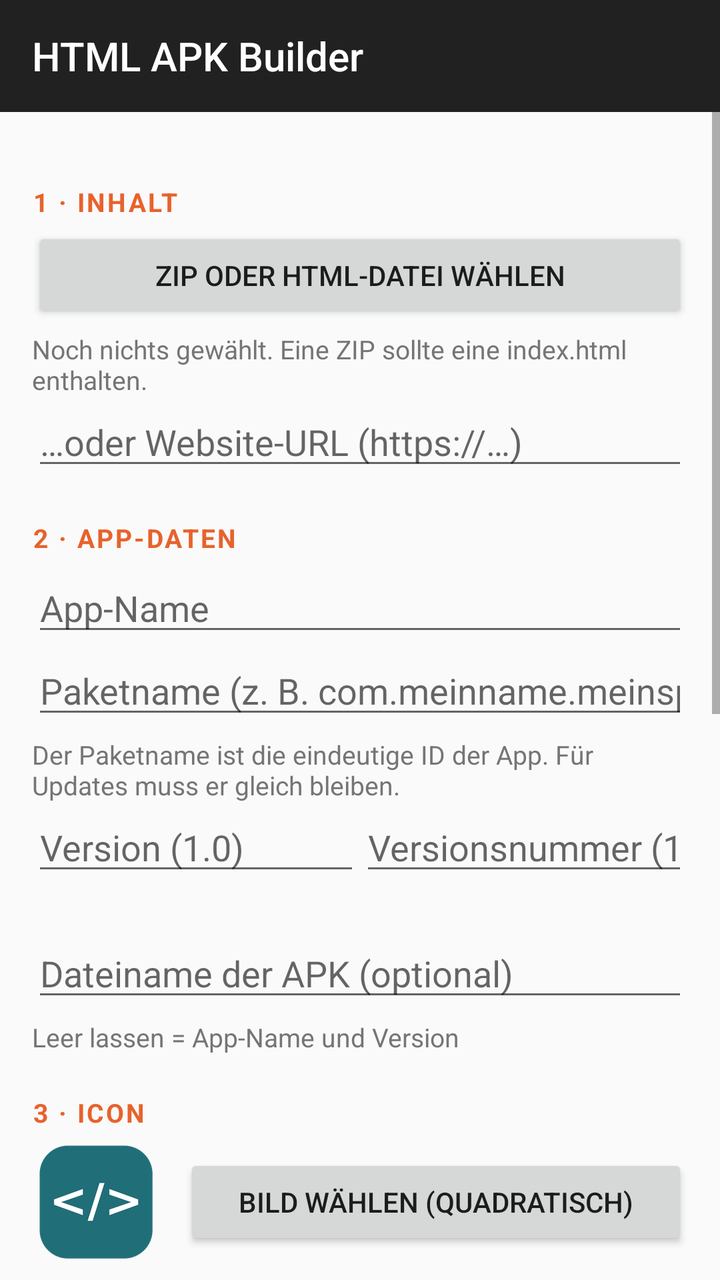
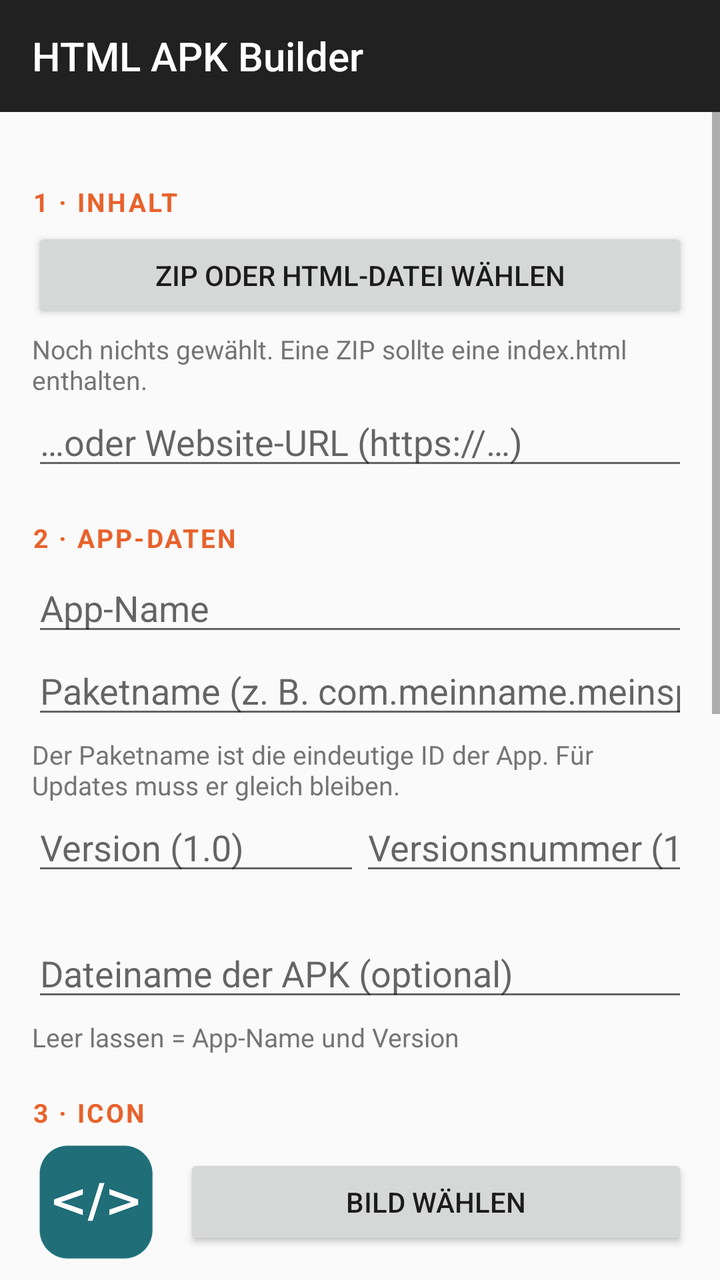

An Android layout rendered at two revisions. The XML below is the earlier revision; the diff shows what the commit changed to produce the second picture.
<!-- AndroidManifest.xml: application theme AppTheme -->
<!-- res/layout/activity_main.xml -->
<?xml version="1.0" encoding="utf-8"?>
<LinearLayout xmlns:android="http://schemas.android.com/apk/res/android"
    android:id="@+id/root"
    android:layout_width="match_parent"
    android:layout_height="match_parent"
    android:background="#212121"
    android:orientation="vertical">

    <Toolbar
        android:id="@+id/toolbar"
        android:layout_width="match_parent"
        android:layout_height="56dp"
        android:background="#212121"
        android:theme="@android:style/ThemeOverlay.Material.Dark.ActionBar"
        android:popupTheme="@android:style/ThemeOverlay.Material.Light"
        android:title="HTML APK Builder"
        android:titleTextColor="#FFFFFF" />

<ScrollView
    android:id="@+id/scroll"
    android:layout_width="match_parent"
    android:layout_height="0dp"
    android:layout_weight="1"
    android:background="#FAFAFA"
    android:fillViewport="true">

    <LinearLayout
        android:layout_width="match_parent"
        android:layout_height="wrap_content"
        android:orientation="vertical"
        android:padding="16dp">

        
        <TextView style="@style/Section" android:text="1 · Inhalt" />

        <Button
            android:id="@+id/btnPickContent"
            android:layout_width="match_parent"
            android:layout_height="wrap_content"
            android:text="ZIP oder HTML-Datei wählen" />

        <TextView
            android:id="@+id/txtContent"
            style="@style/Hint"
            android:text="Noch nichts gewählt. Eine ZIP sollte eine index.html enthalten." />

        <EditText
            android:id="@+id/editUrl"
            android:layout_width="match_parent"
            android:layout_height="wrap_content"
            android:hint="…oder Website-URL (https://…)"
            android:inputType="textUri"
            android:importantForAutofill="no" />

        
        <TextView style="@style/Section" android:text="2 · App-Daten" />

        <EditText
            android:id="@+id/editName"
            android:layout_width="match_parent"
            android:layout_height="wrap_content"
            android:hint="App-Name"
            android:inputType="textCapSentences"
            android:importantForAutofill="no" />

        <EditText
            android:id="@+id/editPackage"
            android:layout_width="match_parent"
            android:layout_height="wrap_content"
            android:hint="Paketname (z. B. com.meinname.meinspiel)"
            android:inputType="textNoSuggestions"
            android:importantForAutofill="no" />

        <TextView
            style="@style/Hint"
            android:text="Der Paketname ist die eindeutige ID der App. Für Updates muss er gleich bleiben." />

        <LinearLayout
            android:layout_width="match_parent"
            android:layout_height="wrap_content"
            android:orientation="horizontal">

            <EditText
                android:id="@+id/editVersionName"
                android:layout_width="0dp"
                android:layout_height="wrap_content"
                android:layout_weight="1"
                android:hint="Version (1.0)"
                android:inputType="text"
                android:importantForAutofill="no" />

            <EditText
                android:id="@+id/editVersionCode"
                android:layout_width="0dp"
                android:layout_height="wrap_content"
                android:layout_weight="1"
                android:hint="Versionsnummer (1)"
                android:inputType="number"
                android:importantForAutofill="no" />
        </LinearLayout>

        <TextView
            android:id="@+id/txtVersion"
            style="@style/Hint"
            android:text="" />

        <EditText
            android:id="@+id/editFileName"
            android:layout_width="match_parent"
            android:layout_height="wrap_content"
            android:hint="Dateiname der APK (optional)"
            android:inputType="textNoSuggestions"
            android:importantForAutofill="no" />

        <TextView
            android:id="@+id/txtFileName"
            style="@style/Hint"
            android:text="Leer lassen = App-Name und Version" />

        
        <TextView style="@style/Section" android:text="3 · Icon" />

        <LinearLayout
            android:layout_width="match_parent"
            android:layout_height="wrap_content"
            android:gravity="center_vertical"
            android:orientation="horizontal">

            <ImageView
                android:id="@+id/imgIcon"
                android:layout_width="64dp"
                android:layout_height="64dp"
                android:layout_marginEnd="12dp"
                android:contentDescription="Icon-Vorschau"
                android:scaleType="fitCenter"
                android:src="@drawable/default_app_icon" />

            <Button
                android:id="@+id/btnPickIcon"
                android:layout_width="0dp"
                android:layout_height="wrap_content"
                android:layout_weight="1"
                android:text="Bild wählen (quadratisch)" />
        </LinearLayout>

        <TextView
            android:id="@+id/txtIcon"
            style="@style/Hint"
            android:text="Ohne Auswahl bekommt die App das Standard-Icon." />

        
        <TextView style="@style/Section" android:text="4 · Optionen" />

        <CheckBox
            android:id="@+id/chkFullscreen"
            android:layout_width="wrap_content"
            android:layout_height="wrap_content"
            android:text="Vollbild (Statusleiste ausblenden)" />

        <CheckBox
            android:id="@+id/chkZoom"
            android:layout_width="wrap_content"
            android:layout_height="wrap_content"
            android:text="Zoomen mit zwei Fingern erlauben" />

        <CheckBox
            android:id="@+id/chkKeepScreenOn"
            android:layout_width="wrap_content"
            android:layout_height="wrap_content"
            android:text="Bildschirm nicht automatisch ausschalten" />

        <LinearLayout
            android:layout_width="match_parent"
            android:layout_height="wrap_content"
            android:gravity="center_vertical"
            android:orientation="horizontal">

            <TextView
                android:layout_width="wrap_content"
                android:layout_height="wrap_content"
                android:text="Ausrichtung:" />

            <Spinner
                android:id="@+id/spinOrientation"
                android:layout_width="0dp"
                android:layout_height="wrap_content"
                android:layout_weight="1" />
        </LinearLayout>

        
        <TextView style="@style/Section" android:text="5 · Berechtigungen" />

        <CheckBox
            android:id="@+id/chkPermInternet"
            android:layout_width="wrap_content"
            android:layout_height="wrap_content"
            android:text="Internet / Netzwerk" />
        <CheckBox
            android:id="@+id/chkPermMic"
            android:layout_width="wrap_content"
            android:layout_height="wrap_content"
            android:text="Mikrofon" />
        <CheckBox
            android:id="@+id/chkPermCamera"
            android:layout_width="wrap_content"
            android:layout_height="wrap_content"
            android:text="Kamera" />
        <CheckBox
            android:id="@+id/chkPermLocation"
            android:layout_width="wrap_content"
            android:layout_height="wrap_content"
            android:text="Standort" />
        <CheckBox
            android:id="@+id/chkPermVibrate"
            android:layout_width="wrap_content"
            android:layout_height="wrap_content"
            android:text="Vibration" />

        <TextView
            style="@style/Hint"
            android:text="Die App fragt beim ersten Zugriff aus der Webseite nach (z. B. getUserMedia oder navigator.geolocation). Ohne Internet funktionieren nur die mitgelieferten Dateien." />

        
        <Button
            android:id="@+id/btnBuild"
            android:layout_width="match_parent"
            android:layout_height="56dp"
            android:layout_marginTop="20dp"
            android:backgroundTint="#E8622C"
            android:text="APK bauen"
            android:textColor="#FFFFFF"
            android:textSize="17sp" />

        <ProgressBar
            android:id="@+id/progress"
            style="@android:style/Widget.Material.ProgressBar.Horizontal"
            android:layout_width="match_parent"
            android:layout_height="wrap_content"
            android:indeterminate="true"
            android:visibility="gone" />

        <TextView
            android:id="@+id/txtStatus"
            android:layout_width="match_parent"
            android:layout_height="wrap_content"
            android:layout_marginTop="8dp"
            android:textIsSelectable="true" />

        <LinearLayout
            android:id="@+id/resultButtons"
            android:layout_width="match_parent"
            android:layout_height="wrap_content"
            android:orientation="horizontal"
            android:visibility="gone">

            <Button
                android:id="@+id/btnInstall"
                android:layout_width="0dp"
                android:layout_height="wrap_content"
                android:layout_weight="1"
                android:text="Installieren" />

            <Button
                android:id="@+id/btnSave"
                android:layout_width="0dp"
                android:layout_height="wrap_content"
                android:layout_weight="1"
                android:text="Speichern" />

            <Button
                android:id="@+id/btnShare"
                android:layout_width="0dp"
                android:layout_height="wrap_content"
                android:layout_weight="1"
                android:text="Teilen" />
        </LinearLayout>
    </LinearLayout>
</ScrollView>
</LinearLayout>
<!-- resources referenced by this layout -->
<resources>
  <!-- drawable default_app_icon: png bitmap (drawable-nodpi, 10094 bytes) -->
  <style name="Hint">
          <item name="android:layout_width">match_parent</item>
          <item name="android:layout_height">wrap_content</item>
          <item name="android:layout_marginTop">4dp</item>
          <item name="android:textSize">13sp</item>
          <item name="android:textColor">#757575</item>
      </style>
  <style name="Section">
          <item name="android:layout_width">match_parent</item>
          <item name="android:layout_height">wrap_content</item>
          <item name="android:layout_marginTop">20dp</item>
          <item name="android:layout_marginBottom">4dp</item>
          <item name="android:textSize">13sp</item>
          <item name="android:textStyle">bold</item>
          <item name="android:textAllCaps">true</item>
          <item name="android:letterSpacing">0.08</item>
          <item name="android:textColor">#E8622C</item>
      </style>
  <style name="AppTheme" parent="android:Theme.Material.Light.NoActionBar">
          <item name="android:statusBarColor">#212121</item>
          <item name="android:navigationBarColor">#212121</item>
      </style>
</resources>

<!-- the commit's change to res/layout/activity_main.xml (unified diff, before → after) -->
@@ -135,12 +135,25 @@
                 android:scaleType="fitCenter"
                 android:src="@drawable/default_app_icon" />
 
-            <Button
-                android:id="@+id/btnPickIcon"
-                android:layout_width="0dp"
-                android:layout_height="wrap_content"
-                android:layout_weight="1"
-                android:text="Bild wählen (quadratisch)" />
+            <LinearLayout
+                android:layout_width="0dp"
+                android:layout_height="wrap_content"
+                android:layout_weight="1"
+                android:orientation="vertical">
+
+                <Button
+                    android:id="@+id/btnPickIcon"
+                    android:layout_width="match_parent"
+                    android:layout_height="wrap_content"
+                    android:text="Bild wählen" />
+
+                <Button
+                    android:id="@+id/btnCropIcon"
+                    android:layout_width="match_parent"
+                    android:layout_height="wrap_content"
+                    android:text="Zuschneiden"
+                    android:visibility="gone" />
+            </LinearLayout>
         </LinearLayout>
 
         <TextView
